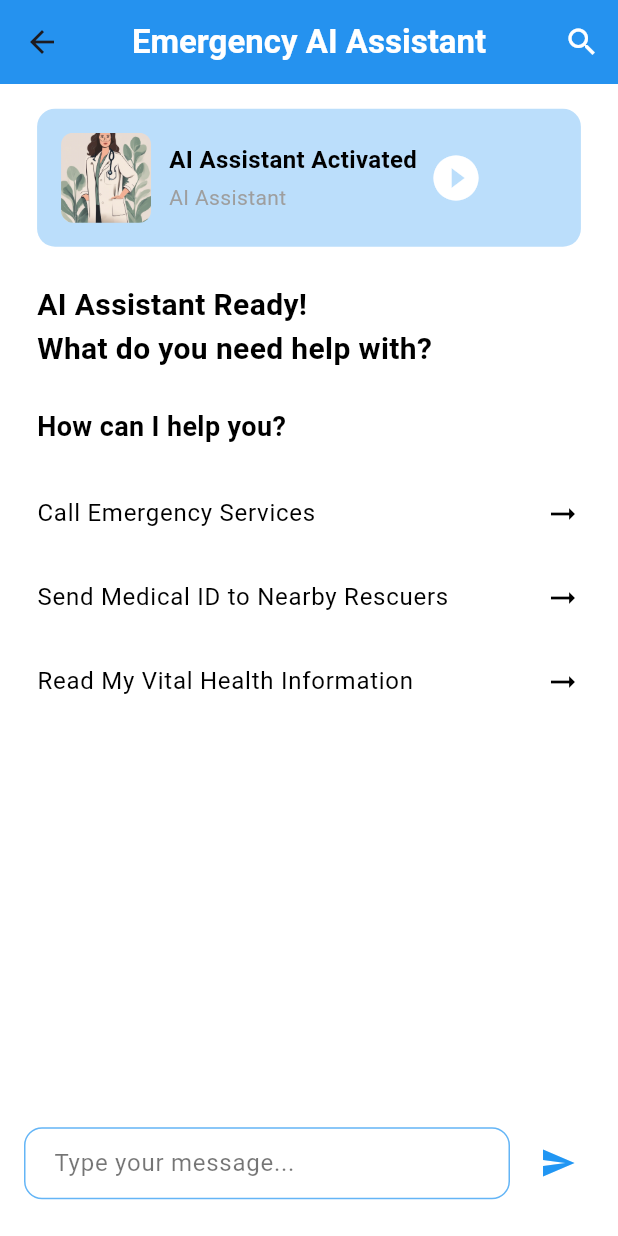
After one commit to Krish-Aggarwal-1406/Swasthya-Saarthi, a Flutter app: the EmergencyAIAssistantPage screen opened directly, on a phone screen of 412 x 824 dp. The commit adds this screen. Run offline on Flutter 3.47's test engine with Material 3 defaults, Android fonts, the phone set to English and light mode, and no system bars; our stand-ins replace firebase_auth, firebase_core, get, google_sign_in, smooth_page_indicator; accounts and stored records are empty.

Commit message:
second commit

```diff
--- a/lib/SOS/sosPage.dart
+++ b/lib/SOS/sosPage.dart
@@ -1,6 +1,8 @@
 import 'package:flutter/material.dart';
 import 'package:get/get.dart';
 import 'package:google_solution_challenge/SOS/sosSettingsPage.dart';
+
+import '../ai_assistant.dart';
 
 class SOSPage extends StatefulWidget {
   const SOSPage({Key? key}) : super(key: key);
@@ -118,6 +120,7 @@ class _SOSPageState extends State<SOSPage> {
               color: Colors.white,
               shape: RoundedRectangleBorder(borderRadius: BorderRadius.circular(12)),
               child: ListTile(
+                onTap: (){Get.to(EmergencyAIAssistantPage());},
                 contentPadding: EdgeInsets.all(height * 0.01),
                 leading: CircleAvatar(
                   radius: 24,
@@ -125,7 +128,7 @@ class _SOSPageState extends State<SOSPage> {
                   child: const Icon(Icons.volunteer_activism_outlined, color: Colors.blue, size: 24),
                 ),
                 title: Text(
-                  'First Aid Guide',
+                  'AI First Aid Guide',
                   style: TextStyle(fontSize: 16, fontWeight: FontWeight.bold, color: Colors.black),
                 ),
                 subtitle: Text(
--- /dev/null
+++ b/lib/ai_assistant.dart
@@ -0,0 +1,199 @@
+import 'package:flutter/material.dart';
+
+class EmergencyAIAssistantPage extends StatelessWidget {
+  EmergencyAIAssistantPage({Key? key}) : super(key: key);
+
+  @override
+  Widget build(BuildContext context) {
+    final height = MediaQuery.of(context).size.height;
+    final width = MediaQuery.of(context).size.width;
+
+    return Scaffold(
+      backgroundColor: Colors.white,
+      appBar: AppBar(
+        backgroundColor: Colors.blue,
+        elevation: 1,
+        centerTitle: true,
+        title: Text(
+          "Emergency AI Assistant",
+          style: TextStyle(
+            fontWeight: FontWeight.bold,
+            color: Colors.white,
+          ),
+        ),
+        actions: [
+          IconButton(
+            onPressed: () {},
+            icon: Icon(Icons.search, color: Colors.white),
+          ),
+        ],
+      ),
+      body: SafeArea(
+        child: SingleChildScrollView(
+          padding: EdgeInsets.symmetric(
+            horizontal: width * 0.06,
+            vertical: height * 0.02,
+          ),
+          child: Column(
+            crossAxisAlignment: CrossAxisAlignment.start,
+            children: [
+              Container(
+                padding: EdgeInsets.all(16),
+                decoration: BoxDecoration(
+                  color: Colors.blue[100],
+                  borderRadius: BorderRadius.circular(12),
+                ),
+                child: Row(
+                  children: [
+                    ClipRRect(
+                      borderRadius: BorderRadius.circular(8),
+                      child: Image.asset(
+                        "assets/img_11.png",
+                        width: 60,
+                        height: 60,
+                        fit: BoxFit.cover,
+                      ),
+                    ),
+                    SizedBox(width: 12),
+                    Flexible(
+                      child: Column(
+                        crossAxisAlignment: CrossAxisAlignment.start,
+                        children: [
+                          Text(
+                            "AI Assistant Activated",
+                            style: TextStyle(
+                              fontSize: 16,
+                              fontWeight: FontWeight.bold,
+                              color: Colors.black,
+                            ),
+                            overflow: TextOverflow.ellipsis,
+                          ),
+                          SizedBox(height: 4),
+                          Text(
+                            "AI Assistant",
+                            style: TextStyle(
+                              fontSize: 14,
+                              color: Colors.grey,
+                            ),
+                            overflow: TextOverflow.ellipsis,
+                          ),
+                        ],
+                      ),
+                    ),
+                    IconButton(
+                      onPressed: () {},
+                      icon: Icon(
+                        Icons.play_circle_fill,
+                        color: Colors.white,
+                        size: 36,
+                      ),
+                    ),
+                  ],
+                ),
+              ),
+              SizedBox(height: height * 0.03),
+              Text(
+                "AI Assistant Ready!\nWhat do you need help with?",
+                style: TextStyle(
+                  fontSize: 20,
+                  fontWeight: FontWeight.bold,
+                  color: Colors.black,
+                ),
+              ),
+              SizedBox(height: height * 0.03),
+              Text(
+                "How can I help you?",
+                style: TextStyle(
+                  fontSize: 18,
+                  fontWeight: FontWeight.bold,
+                  color: Colors.black,
+                ),
+              ),
+              SizedBox(height: height * 0.02),
+              ListTile(
+                contentPadding: EdgeInsets.zero,
+                title: Text(
+                  "Call Emergency Services",
+                  style: TextStyle(fontSize: 16, color: Colors.black),
+                ),
+                trailing: Icon(
+                  Icons.arrow_right_alt_outlined,
+                  color: Colors.black,
+                ),
+                onTap: () {},
+              ),
+              ListTile(
+                contentPadding: EdgeInsets.zero,
+                title: Text(
+                  "Send Medical ID to Nearby Rescuers",
+                  style: TextStyle(fontSize: 16, color: Colors.black),
+                ),
+                trailing: Icon(
+                  Icons.arrow_right_alt_outlined,
+                  color: Colors.black,
+                ),
+                onTap: () {},
+              ),
+              ListTile(
+                contentPadding: EdgeInsets.zero,
+                title: Text(
+                  "Read My Vital Health Information",
+                  style: TextStyle(fontSize: 16, color: Colors.black),
+                ),
+                trailing: Icon(
+                  Icons.arrow_right_alt_outlined,
+                  color: Colors.black,
+                ),
+                onTap: () {},
+              ),
+              SizedBox(height: height * 0.1),
+            ],
+          ),
+        ),
+      ),
+      bottomNavigationBar: Container(
+        margin: EdgeInsets.only(bottom: height * 0.02),
+        padding: EdgeInsets.symmetric(horizontal: 16, vertical: 8),
+        color: Colors.white,
+        child: Row(
+          children: [
+            Expanded(
+              child: TextField(
+                decoration: InputDecoration(
+                  hintText: "Type your message...",
+                  hintStyle: TextStyle(color: Colors.black54),
+                  filled: true,
+                  fillColor: Colors.white,
+                  border: OutlineInputBorder(
+                    borderRadius: BorderRadius.circular(12),
+                    borderSide: BorderSide(color: Colors.blue.shade300),
+                  ),
+                  enabledBorder: OutlineInputBorder(
+                    borderRadius: BorderRadius.circular(12),
+                    borderSide: BorderSide(color: Colors.blue.shade300),
+                  ),
+                  focusedBorder: OutlineInputBorder(
+                    borderRadius: BorderRadius.circular(12),
+                    borderSide: BorderSide(color: Colors.blue.shade700),
+                  ),
+                  contentPadding: EdgeInsets.symmetric(
+                    horizontal: 16,
+                    vertical: 12,
+                  ),
+                ),
+              ),
+            ),
+            SizedBox(width: 8),
+            IconButton(
+              onPressed: () {},
+              icon: Icon(
+                Icons.send,
+                color: Colors.blue,
+              ),
+            ),
+          ],
+        ),
+      ),
+    );
+  }
+}
--- a/lib/authServices/splashServices.dart
+++ b/lib/authServices/splashServices.dart
@@ -4,7 +4,7 @@ import 'package:get/get.dart';
 import 'package:firebase_auth/firebase_auth.dart';
 import 'package:flutter/material.dart';
 
-import '../bottomNavbar.dart';
+import '../bottom_nav_bar.dart';
 import '../loginPage.dart';
 
 
--- a/lib/bottomNavbar.dart
+++ b/lib/bottom_nav_bar.dart
@@ -25,8 +25,8 @@ class _BottomNavBarPageState extends State<BottomNavBarPage> {
   @override
   Widget build(BuildContext context) {
     final List<Widget> pages = [
-      HomePage(fullname: widget.fullname),
-      MedicalIdPage(),
+      HomePage(),
+      MedicalIdPage(fullname: widget.fullname),
       SOSPage(),
       SettingsPage(),
     ];
--- a/lib/homePage.dart
+++ b/lib/homePage.dart
@@ -2,8 +2,7 @@ import 'package:flutter/material.dart';
 import 'package:get/get.dart';
 
 class HomePage extends StatefulWidget {
-  final String fullname;
-  HomePage({super.key, required this.fullname});
+  HomePage({super.key});
 
   @override
   State<HomePage> createState() => _HomePageState();
--- a/lib/loginPage.dart
+++ b/lib/loginPage.dart
@@ -4,9 +4,9 @@ import 'package:get/get.dart';
 import 'package:get/get.dart';
 import 'package:google_sign_in/google_sign_in.dart';
 
-import 'BottomNavBar.dart';
 import 'SignUpPage.dart';
 import 'Utils/utils.dart';
+import 'bottom_nav_bar.dart';
 class LoginPage extends StatefulWidget {
   const LoginPage({super.key});
 
--- a/lib/medicalIdPage.dart
+++ b/lib/medicalIdPage.dart
@@ -2,7 +2,8 @@ import 'package:flutter/material.dart';
 import 'package:get/get.dart';
 import 'package:google_solution_challenge/nfcSharing.dart';
 class MedicalIdPage extends StatefulWidget {
-  const MedicalIdPage({super.key});
+  final fullname;
+  const MedicalIdPage({super.key, required this.fullname});
 
   @override
   State<MedicalIdPage> createState() => _MedicalIdPageState();
@@ -31,7 +32,7 @@ centerTitle: true,
                 radius: 30,
                 backgroundImage:AssetImage("assets/img.png"),
               ),
-              title: Text("Krish Aggarwal",style: TextStyle(color: Colors.black,fontSize: 18),),
+              title: Text(widget.fullname,style: TextStyle(color: Colors.black,fontSize: 18),),
               subtitle: Text("Male,18 years,Blood Group: B+",style: TextStyle(color: Colors.grey,fontSize: 15),),
             ),
           ),
--- a/lib/signupPage.dart
+++ b/lib/signupPage.dart
@@ -1,10 +1,10 @@
 import 'package:firebase_auth/firebase_auth.dart';
 import 'package:flutter/material.dart';
 import 'package:get/get.dart';
-import 'BottomNavBar.dart';
 import 'Utils/utils.dart';
 import 'package:google_sign_in/google_sign_in.dart';
 
+import 'bottom_nav_bar.dart';
 import 'loginPage.dart';
 
 
```
Also changed, not shown: assets/img_11.png (added), 1 other file.
